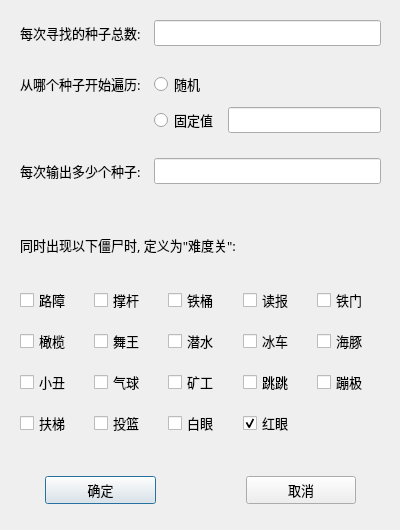
Rottenham/seed-finder-qt, file setting.ui: the form before one commit.
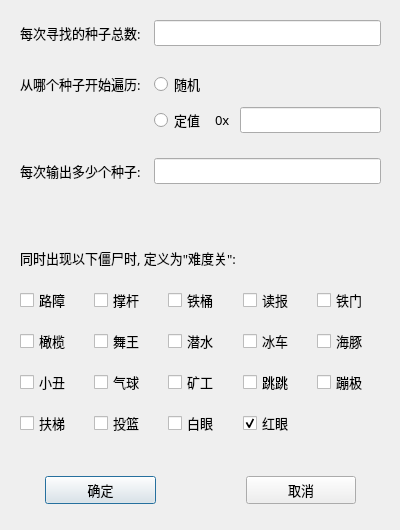
The form after the commit.

Diff of the .ui file:
```diff
--- a/setting.ui
+++ b/setting.ui
@@ -46,7 +46,7 @@
      <x>0</x>
      <y>0</y>
      <width>401</width>
-     <height>281</height>
+     <height>306</height>
     </rect>
    </property>
    <layout class="QGridLayout" name="gridLayout">
@@ -65,7 +65,33 @@
     <property name="spacing">
      <number>10</number>
     </property>
-    <item row="3" column="2" colspan="2">
+    <item row="8" column="0" colspan="5">
+     <widget class="QLabel" name="label_5">
+      <property name="text">
+       <string>同时出现以下僵尸时, 定义为&quot;难度关&quot;:</string>
+      </property>
+     </widget>
+    </item>
+    <item row="7" column="0" colspan="5">
+     <spacer name="horizontalSpacer_3">
+      <property name="orientation">
+       <enum>Qt::Horizontal</enum>
+      </property>
+      <property name="sizeType">
+       <enum>QSizePolicy::Fixed</enum>
+      </property>
+      <property name="sizeHint" stdset="0">
+       <size>
+        <width>40</width>
+        <height>15</height>
+       </size>
+      </property>
+     </spacer>
+    </item>
+    <item row="0" column="2" colspan="3">
+     <widget class="QLineEdit" name="seed_total_val"/>
+    </item>
+    <item row="3" column="2" colspan="3">
      <widget class="QRadioButton" name="seed_logic_rnd">
       <property name="text">
        <string>随机</string>
@@ -79,7 +105,23 @@
       </property>
      </widget>
     </item>
-    <item row="2" column="0" colspan="4">
+    <item row="5" column="0" colspan="5">
+     <spacer name="horizontalSpacer_2">
+      <property name="orientation">
+       <enum>Qt::Horizontal</enum>
+      </property>
+      <property name="sizeType">
+       <enum>QSizePolicy::Fixed</enum>
+      </property>
+      <property name="sizeHint" stdset="0">
+       <size>
+        <width>40</width>
+        <height>15</height>
+       </size>
+      </property>
+     </spacer>
+    </item>
+    <item row="2" column="0" colspan="5">
      <spacer name="horizontalSpacer">
       <property name="orientation">
        <enum>Qt::Horizontal</enum>
@@ -95,22 +137,8 @@
       </property>
      </spacer>
     </item>
-    <item row="8" column="0" colspan="4">
-     <widget class="QLabel" name="label_5">
-      <property name="text">
-       <string>同时出现以下僵尸时, 定义为&quot;难度关&quot;:</string>
-      </property>
-     </widget>
-    </item>
-    <item row="4" column="3">
-     <widget class="QLineEdit" name="seed_logic_val"/>
-    </item>
-    <item row="6" column="0" colspan="2">
-     <widget class="QLabel" name="label_6">
-      <property name="text">
-       <string>每次输出多少个种子: </string>
-      </property>
-     </widget>
+    <item row="6" column="2" colspan="3">
+     <widget class="QLineEdit" name="output_size"/>
     </item>
     <item row="3" column="0" colspan="2">
      <widget class="QLabel" name="label_4">
@@ -119,50 +147,29 @@
       </property>
      </widget>
     </item>
-    <item row="5" column="0" colspan="4">
-     <spacer name="horizontalSpacer_2">
-      <property name="orientation">
-       <enum>Qt::Horizontal</enum>
+    <item row="6" column="0" colspan="2">
+     <widget class="QLabel" name="label_6">
+      <property name="text">
+       <string>每次输出多少个种子: </string>
       </property>
-      <property name="sizeType">
-       <enum>QSizePolicy::Fixed</enum>
-      </property>
-      <property name="sizeHint" stdset="0">
-       <size>
-        <width>40</width>
-        <height>15</height>
-       </size>
-      </property>
-     </spacer>
+     </widget>
+    </item>
+    <item row="4" column="4">
+     <widget class="QLineEdit" name="seed_logic_val"/>
     </item>
     <item row="4" column="2">
      <widget class="QRadioButton" name="seed_logic_fxd">
       <property name="text">
-       <string>固定值</string>
+       <string>定值</string>
       </property>
      </widget>
     </item>
-    <item row="6" column="2" colspan="2">
-     <widget class="QLineEdit" name="output_size"/>
-    </item>
-    <item row="0" column="2" colspan="2">
-     <widget class="QLineEdit" name="seed_total_val"/>
-    </item>
-    <item row="7" column="0" colspan="4">
-     <spacer name="horizontalSpacer_3">
-      <property name="orientation">
-       <enum>Qt::Horizontal</enum>
+    <item row="4" column="3">
+     <widget class="QLabel" name="label_2">
+      <property name="text">
+       <string>0x</string>
       </property>
-      <property name="sizeType">
-       <enum>QSizePolicy::Fixed</enum>
-      </property>
-      <property name="sizeHint" stdset="0">
-       <size>
-        <width>40</width>
-        <height>15</height>
-       </size>
-      </property>
-     </spacer>
+     </widget>
     </item>
    </layout>
   </widget>
```
Left out of the diff: 2 changed lines with no effect on the pictures.
